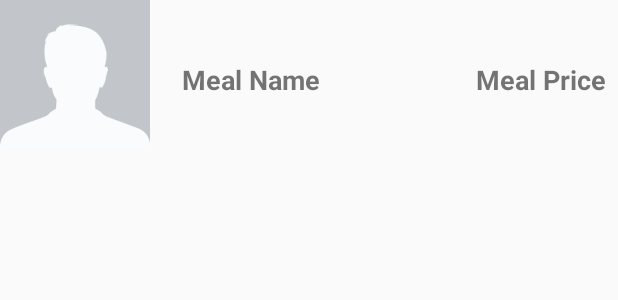
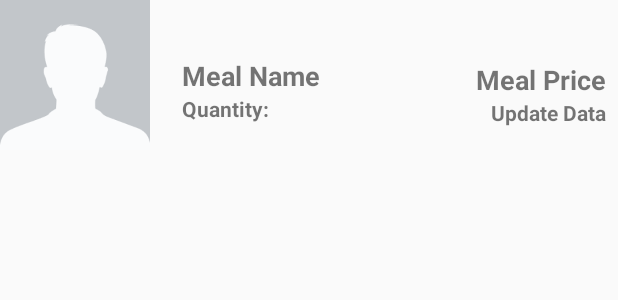
Before and after one commit to bavllymagid/talbat-clone-project, an Android app: the layout order_data.xml on its own in the app's theme, with its tools: preview values and no code run, on a phone screen of 412 x 824 dp. Shown: the top 300 px of the screen. Run offline under Robolectric (Android 15) with nearby library versions, the phone set to English and light mode, and no system bars.

Commit message:
added quantity and date for orders

```diff
--- a/Talabat/app/build.gradle
+++ b/Talabat/app/build.gradle
@@ -1,8 +1,8 @@
 apply plugin: 'com.android.application'
 
 android {
-    compileSdkVersion 29
-    buildToolsVersion "29.0.3"
+    compileSdkVersion 30
+    buildToolsVersion "30.0.3"
 
     defaultConfig {
         applicationId "project.java4.talabat"
--- a/Talabat/app/src/main/java/project/java4/talabat/LoadRestaurants.java
+++ b/Talabat/app/src/main/java/project/java4/talabat/LoadRestaurants.java
@@ -23,6 +23,7 @@ import java.util.ArrayList;
 
 
 public class LoadRestaurants extends AppCompatActivity implements RestaurantAdapter.OnResListener, SearchView.OnQueryTextListener, NavigationView.OnNavigationItemSelectedListener {
+
     /**
      * declaration of recycler view
      */
--- a/Talabat/app/src/main/java/project/java4/talabat/OrdersAdapter.java
+++ b/Talabat/app/src/main/java/project/java4/talabat/OrdersAdapter.java
@@ -35,6 +35,8 @@ public class OrdersAdapter extends ArrayAdapter<Order> {
         convertView = LayoutInflater.from(context).inflate(resource, parent, false  );
 
         TextView orderName = (TextView)convertView.findViewById(R.id.orderData);
+        TextView orderQuantity = (TextView) convertView.findViewById(R.id.orderQuantity);
+        TextView orderDate = (TextView) convertView.findViewById(R.id.orderDate);
         TextView orderPrice = (TextView)convertView.findViewById(R.id.mealPrice);
         ImageView imgUser = (ImageView) convertView.findViewById(R.id.mealImage);
 
@@ -43,6 +45,8 @@ public class OrdersAdapter extends ArrayAdapter<Order> {
         Order currentOrder = getItem(position);
 
         orderName.setText(currentOrder.getMealName());
+        orderDate.setText(currentOrder.getDate());
+        orderQuantity.setText("Quantity: " + currentOrder.getQuantity());
 
         if ( currentOrder.getMealPrice() ==0){
             orderPrice.setText("$");
--- a/Talabat/app/src/main/res/layout/order_data.xml
+++ b/Talabat/app/src/main/res/layout/order_data.xml
@@ -2,7 +2,8 @@
 <androidx.constraintlayout.widget.ConstraintLayout
         xmlns:android="http://schemas.android.com/apk/res/android"
         xmlns:app="http://schemas.android.com/apk/res-auto"
-        android:layout_width="match_parent"
+    xmlns:tools="http://schemas.android.com/tools"
+    android:layout_width="match_parent"
         android:layout_height="100dp">
     <ImageView
             android:id="@+id/mealImage"
@@ -23,13 +24,35 @@
             android:layout_marginStart="16dp"
             android:gravity="center"
             android:paddingLeft="5dp"
-            android:paddingTop="5dp"
             android:text="@string/meal_name"
             android:textSize="18sp"
             android:textStyle="bold"
             app:layout_constraintBottom_toBottomOf="parent"
             app:layout_constraintStart_toEndOf="@+id/mealImage"
             app:layout_constraintTop_toTopOf="parent"/>
+
+    <TextView
+        android:id="@+id/orderQuantity"
+        android:layout_width="0dp"
+        android:layout_height="wrap_content"
+        android:layout_marginStart="16dp"
+        android:paddingLeft="5dp"
+        android:text="@string/quantity"
+        android:textSize="14sp"
+        android:textStyle="bold"
+        app:layout_constraintStart_toEndOf="@+id/mealImage"
+        app:layout_constraintTop_toBottomOf="@+id/orderData" />
+
+    <TextView
+        android:id="@+id/orderDate"
+        android:layout_width="0dp"
+        android:layout_height="wrap_content"
+        android:layout_marginEnd="8dp"
+        android:text="@string/update_data"
+        android:textSize="14sp"
+        android:textStyle="bold"
+        app:layout_constraintEnd_toEndOf="parent"
+        app:layout_constraintTop_toBottomOf="@+id/mealPrice" />
 
     <TextView
             android:id="@+id/mealPrice"
--- a/Talabat/app/src/main/res/values/strings.xml
+++ b/Talabat/app/src/main/res/values/strings.xml
@@ -49,4 +49,5 @@
     <string name="terms">Yes, I want to receive offers and discounts</string>
     <string name="restaurant_name">Restaurant Name</string>
     <string name="restaurant_image">Restaurant Image</string>
+    <string name="quantity">Quantity:</string>
 </resources>
```
Also changed, not shown: Talabat/app/src/main/java/project/java4/talabat/Order.java (+20 -3 lines), Talabat/app/src/main/java/project/java4/talabat/OwnerPage.java (+43 -6 lines), Talabat/app/src/main/java/project/java4/talabat/ResturantDb.java (+30 -22 lines).
